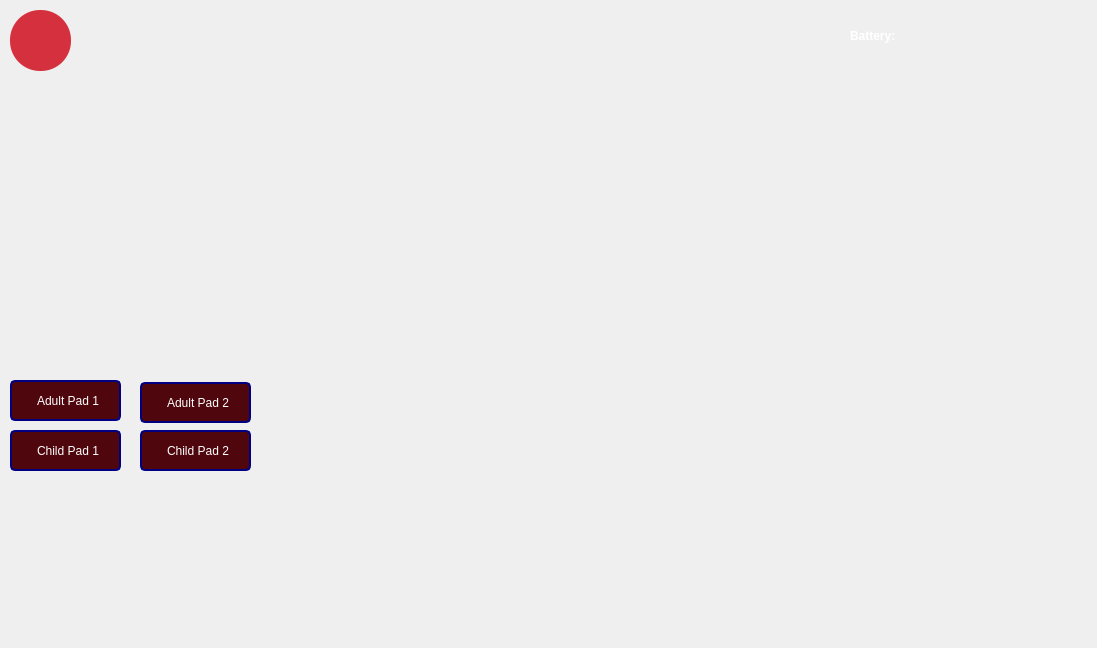
Above: mainwindow.ui from Kailinho/3004_Final_Project before the change. Below: the same form after it.
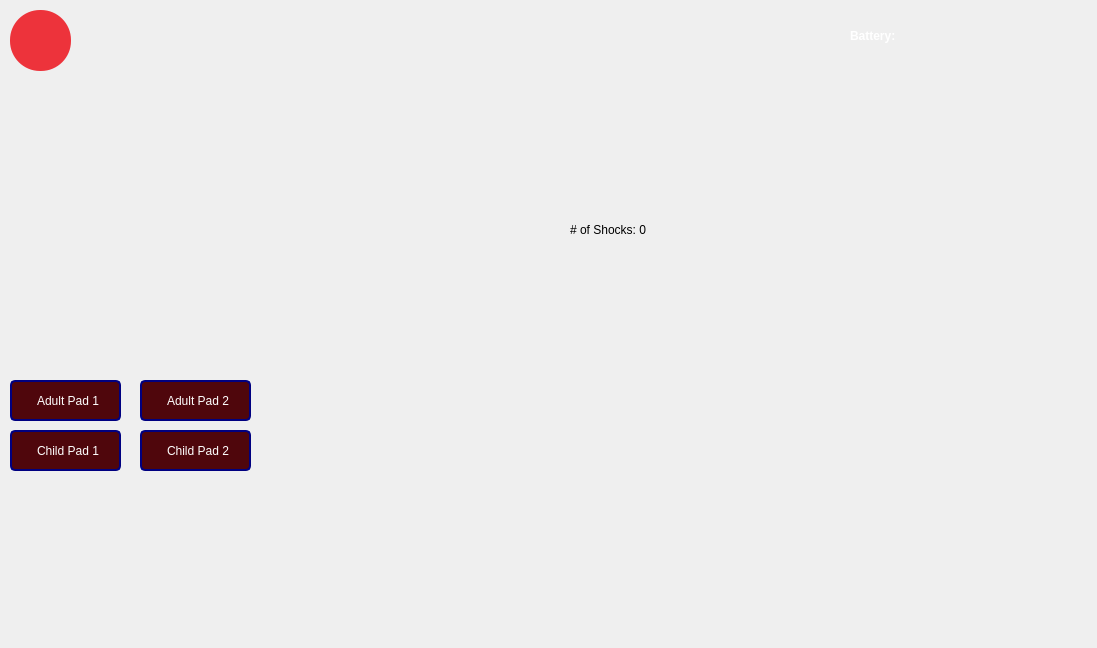
That is the form after the change. Icons and pictures are not drawn.

Diff of the .ui file:
```diff
--- a/mainwindow.ui
+++ b/mainwindow.ui
@@ -40,10 +40,9 @@
     </property>
     <property name="styleSheet">
      <string notr="true">QPushButton {
-
 image: url(:/images/power-button.png);
 border-radius: 30px;
-background-color:#D5303D;
+background-color:rgb(237, 51, 59);
 }
 
 </string>
@@ -93,7 +92,7 @@
     <property name="geometry">
      <rect>
       <x>140</x>
-      <y>382</y>
+      <y>380</y>
       <width>111</width>
       <height>41</height>
      </rect>
@@ -205,6 +204,19 @@
      <string>Battery:</string>
     </property>
    </widget>
+   <widget class="QLabel" name="shockLabel">
+    <property name="geometry">
+     <rect>
+      <x>570</x>
+      <y>220</y>
+      <width>101</width>
+      <height>20</height>
+     </rect>
+    </property>
+    <property name="text">
+     <string># of Shocks: 0</string>
+    </property>
+   </widget>
   </widget>
  </widget>
  <resources/>
```
Left out of the diff: 40 changed lines with no effect on the pictures.
